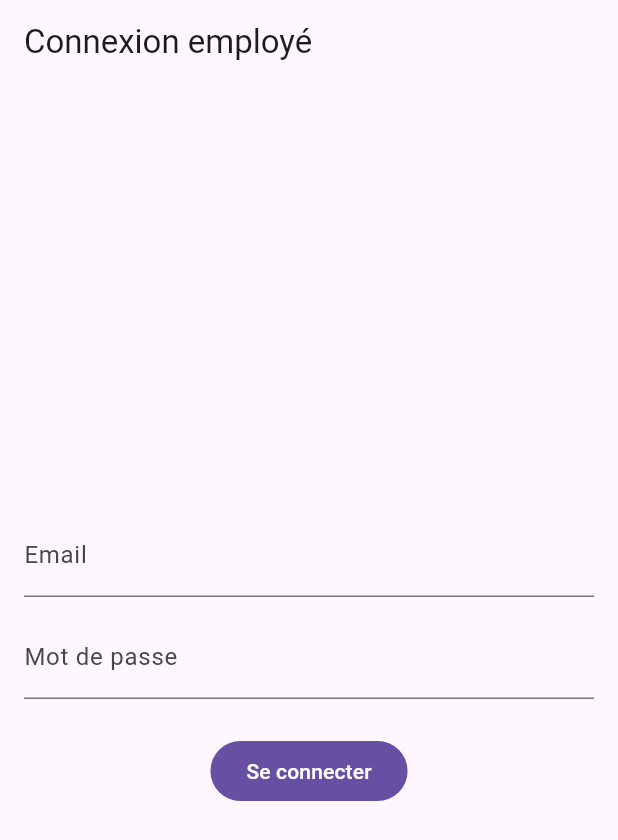
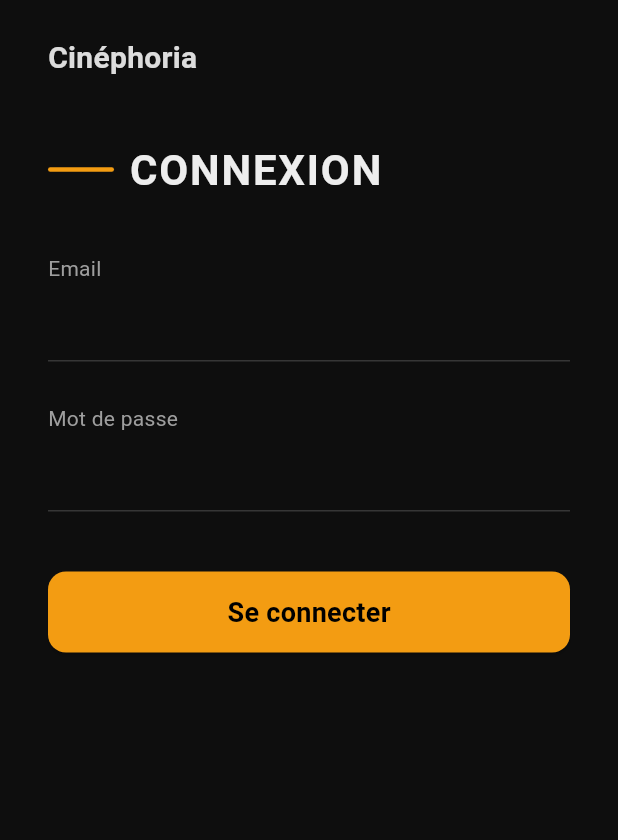
Before and after one commit to Klopes10/Cinephoria-mobile, a Flutter app: the screen it shows after launch, on a phone screen of 412 x 824 dp. Shown: the top 840 px of the screen. Run offline on Flutter 3.47's test engine with Material 3 defaults, Android fonts, the light colour scheme and no system bars.

Commit message:
Front fait pour l'app bureau

```diff
--- a/cinephoria_desktop/lib/screens/incidents_screen.dart
+++ b/cinephoria_desktop/lib/screens/incidents_screen.dart
@@ -196,6 +196,19 @@ class _IncidentFormDialogState extends State<_IncidentFormDialog> {
   final _desc  = TextEditingController();
   bool _sending = false;
 
+  InputDecoration _decoration(String label) {
+    return InputDecoration(
+      labelText: label,
+      labelStyle: const TextStyle(color: Colors.white70),
+      enabledBorder: const UnderlineInputBorder(
+        borderSide: BorderSide(color: Colors.white70),
+      ),
+      focusedBorder: UnderlineInputBorder(
+        borderSide: BorderSide(color: widget.accent), // tu peux mettre _accent si tu veux garder l’orange
+      ),
+    );
+  }
+
   @override
   Widget build(BuildContext context) {
     return AlertDialog(
@@ -211,13 +224,14 @@ class _IncidentFormDialogState extends State<_IncidentFormDialog> {
             const SizedBox(height: 8),
             TextField(
               controller: _titre,
-              textInputAction: TextInputAction.next,
-              decoration: const InputDecoration(labelText: 'Titre (ex: Siège cassé rang C)'),
+              style: const TextStyle(color: Colors.white), // texte blanc
+              decoration: _decoration('Titre (ex: Siège cassé rang C)'),
             ),
             const SizedBox(height: 8),
             TextField(
               controller: _desc,
-              decoration: const InputDecoration(labelText: 'Description'),
+              style: const TextStyle(color: Colors.white), // texte blanc
+              decoration: _decoration('Description'),
               maxLines: 4,
             ),
           ],
@@ -226,7 +240,7 @@ class _IncidentFormDialogState extends State<_IncidentFormDialog> {
       actions: [
         TextButton(
           onPressed: _sending ? null : () => Navigator.pop(context),
-          child: const Text('Annuler'),
+          child: const Text('Annuler', style: TextStyle(color: Colors.white70)),
         ),
         FilledButton(
           style: FilledButton.styleFrom(
--- a/cinephoria_desktop/lib/screens/login_screen.dart
+++ b/cinephoria_desktop/lib/screens/login_screen.dart
@@ -1,7 +1,7 @@
 import 'package:flutter/material.dart';
 import '../api/api_client.dart';
 import '../auth/auth_store.dart';
-import 'salles_screen.dart'; // placeholder pour la suite
+import 'salles_screen.dart';
 
 class LoginScreen extends StatefulWidget {
   const LoginScreen({super.key, required this.api});
@@ -12,6 +12,12 @@ class LoginScreen extends StatefulWidget {
 }
 
 class _LoginScreenState extends State<LoginScreen> {
+  // DA
+  final _bg     = const Color(0xFF0E0E0E);
+  final _fg     = const Color(0xFFEDEDED);
+  final _muted  = const Color(0xFF9E9E9E);
+  final _accent = const Color(0xFFF39C12);
+
   final _email = TextEditingController();
   final _password = TextEditingController();
   bool _loading = false;
@@ -25,8 +31,24 @@ class _LoginScreenState extends State<LoginScreen> {
     _auth = AuthStore(widget.api);
   }
 
+  InputDecoration _decoration() {
+    return InputDecoration(
+      isDense: true,
+      contentPadding: const EdgeInsets.symmetric(vertical: 14),
+      enabledBorder: UnderlineInputBorder(
+        borderSide: BorderSide(color: _fg.withOpacity(.18)),
+      ),
+      focusedBorder: UnderlineInputBorder(
+        borderSide: BorderSide(color: _accent, width: 1.2),
+      ),
+    );
+  }
+
   Future<void> _submit() async {
-    setState(() { _loading = true; _error = null; });
+    setState(() {
+      _loading = true;
+      _error = null;
+    });
     try {
       await _auth.login(_email.text.trim(), _password.text);
       if (!mounted) return;
@@ -38,7 +60,11 @@ class _LoginScreenState extends State<LoginScreen> {
       setState(() => _error = e.toString());
       if (!mounted) return;
       ScaffoldMessenger.of(context).showSnackBar(
-        SnackBar(behavior: SnackBarBehavior.floating, content: Text(_error!)),
+        SnackBar(
+          behavior: SnackBarBehavior.floating,
+          backgroundColor: const Color(0xFF2A2A2A),
+          content: Text(_error!, style: const TextStyle(color: Colors.white)),
+        ),
       );
     } finally {
       if (mounted) setState(() => _loading = false);
@@ -48,35 +74,102 @@ class _LoginScreenState extends State<LoginScreen> {
   @override
   Widget build(BuildContext context) {
     return Scaffold(
-      appBar: AppBar(title: const Text('Connexion employé')),
-      body: Center(
-        child: ConstrainedBox(
-          constraints: const BoxConstraints(maxWidth: 420),
-          child: Padding(
-            padding: const EdgeInsets.all(16),
-            child: Column(
-              mainAxisSize: MainAxisSize.min,
-              children: [
-                TextField(
-                  controller: _email,
-                  decoration: const InputDecoration(labelText: 'Email'),
+      backgroundColor: _bg,
+      body: SafeArea(
+        child: Padding(
+          padding: const EdgeInsets.symmetric(horizontal: 32, vertical: 24),
+          child: Column(
+            crossAxisAlignment: CrossAxisAlignment.start,
+            children: [
+              // Branding
+              Text(
+                'Cinéphoria',
+                style: TextStyle(
+                  color: _fg.withOpacity(.92),
+                  fontSize: 20,
+                  letterSpacing: .2,
+                  fontWeight: FontWeight.w600,
                 ),
-                const SizedBox(height: 12),
-                TextField(
-                  controller: _password,
-                  decoration: const InputDecoration(labelText: 'Mot de passe'),
-                  obscureText: true,
-                ),
-                const SizedBox(height: 16),
-                if (_error != null)
-                  Text(_error!, style: const TextStyle(color: Colors.red)),
-                const SizedBox(height: 8),
-                FilledButton(
+              ),
+              const SizedBox(height: 40),
+
+              // Section titre
+              Row(
+                children: [
+                  Container(
+                    width: 44,
+                    height: 3,
+                    margin: const EdgeInsets.only(right: 10),
+                    decoration: BoxDecoration(
+                      color: _accent,
+                      borderRadius: BorderRadius.circular(2),
+                    ),
+                  ),
+                  Text(
+                    'CONNEXION',
+                    style: TextStyle(
+                      color: _fg,
+                      fontWeight: FontWeight.w700,
+                      fontSize: 28,
+                      letterSpacing: 1.2,
+                    ),
+                  ),
+                ],
+              ),
+              const SizedBox(height: 36),
+
+              // Email
+              Text('Email',
+                  style: TextStyle(color: _muted, letterSpacing: .2)),
+              TextField(
+                controller: _email,
+                keyboardType: TextInputType.emailAddress,
+                style: TextStyle(color: _fg),
+                cursorColor: _accent,
+                decoration: _decoration(),
+              ),
+              const SizedBox(height: 28),
+
+              // Mot de passe
+              Text('Mot de passe',
+                  style: TextStyle(color: _muted, letterSpacing: .2)),
+              TextField(
+                controller: _password,
+                obscureText: true,
+                style: TextStyle(color: _fg),
+                cursorColor: _accent,
+                decoration: _decoration(),
+              ),
+              const SizedBox(height: 40),
+
+              if (_error != null) ...[
+                Text(_error!, style: const TextStyle(color: Colors.redAccent)),
+                const SizedBox(height: 20),
+              ],
+
+              // Bouton
+              SizedBox(
+                width: double.infinity,
+                height: 54,
+                child: ElevatedButton(
                   onPressed: _loading ? null : _submit,
+                  style: ElevatedButton.styleFrom(
+                    backgroundColor: _accent,
+                    foregroundColor: Colors.black,
+                    disabledBackgroundColor: _accent.withOpacity(.6),
+                    shape: RoundedRectangleBorder(
+                      borderRadius: BorderRadius.circular(12),
+                    ),
+                    textStyle: const TextStyle(
+                      fontWeight: FontWeight.w600,
+                      fontSize: 18,
+                      letterSpacing: .2,
+                    ),
+                  ),
                   child: Text(_loading ? 'Connexion…' : 'Se connecter'),
                 ),
-              ],
-            ),
+              ),
+            ],
           ),
         ),
       ),
```
